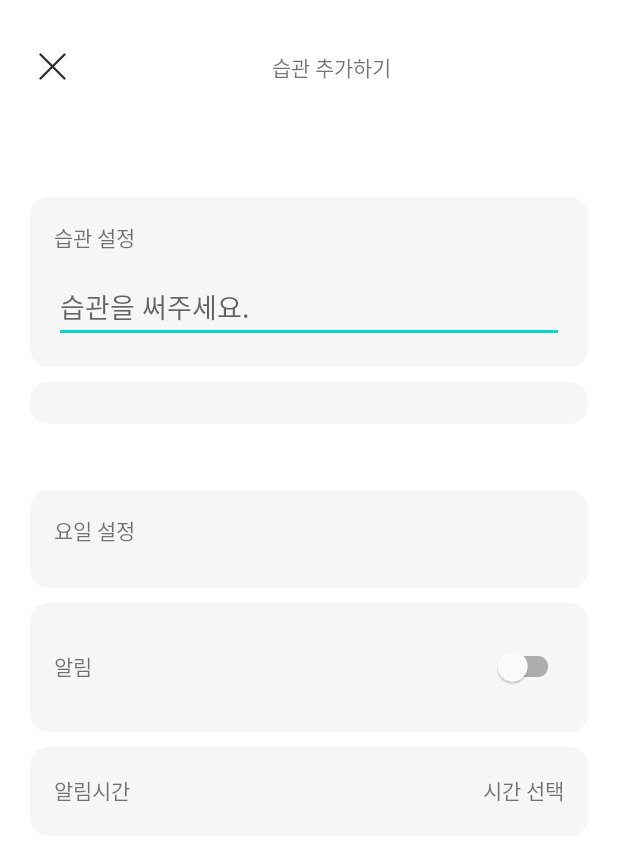
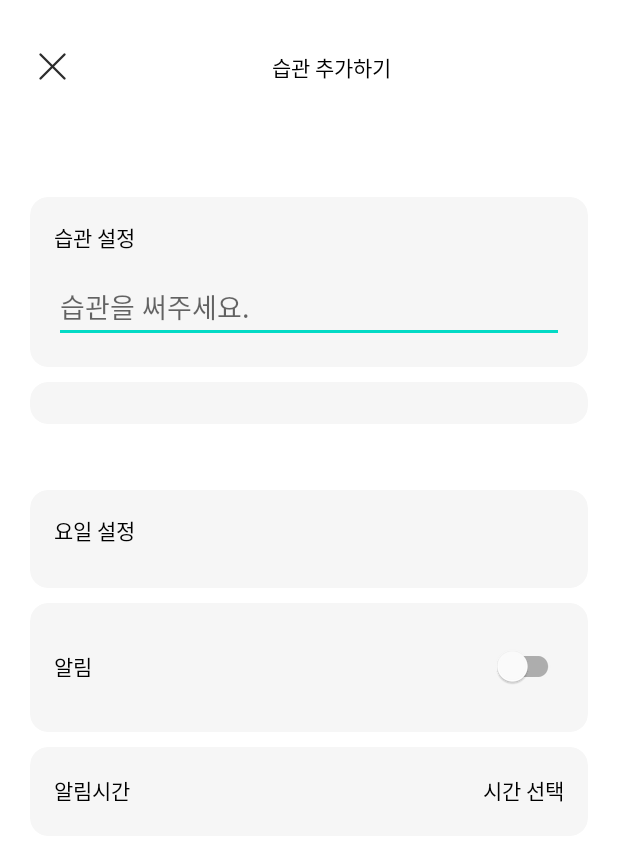
Before and after one commit to Nexters/19th-lazy-android, an Android app: the HabitFormActivity screen opened directly, with no data from a screen before it, on a phone screen of 412 x 824 dp. Shown: the top 841 px of the screen. Run offline under Robolectric (Android 15) with nearby library versions, the phone set to English and light mode, and no system bars; our stand-ins replace Dagger/Hilt's generated code, data binding.

Commit message:
feat:#4 다크모드인 경우 배경 하얗게 추가, 기본 텍스트 색상 수정, 다크모드 스타일 수정

```diff
--- a/app/src/main/res/layout/activity_base_toolbar.xml
+++ b/app/src/main/res/layout/activity_base_toolbar.xml
@@ -1,5 +1,6 @@
 <?xml version="1.0" encoding="utf-8"?>
 <androidx.constraintlayout.widget.ConstraintLayout
+    android:background="@color/white"
     xmlns:tools="http://schemas.android.com/tools"
     xmlns:android="http://schemas.android.com/apk/res/android"
     xmlns:app="http://schemas.android.com/apk/res-auto"
--- a/app/src/main/res/layout/activity_habit_detail.xml
+++ b/app/src/main/res/layout/activity_habit_detail.xml
@@ -8,6 +8,7 @@
     </data>
 
     <ScrollView
+        android:background="@color/white"
         android:layout_width="match_parent"
         android:layout_height="match_parent"
         android:fillViewport="true"
--- a/app/src/main/res/values-night/themes.xml
+++ b/app/src/main/res/values-night/themes.xml
@@ -1,6 +1,6 @@
 <resources xmlns:tools="http://schemas.android.com/tools">
     <!-- Base application theme. -->
-    <style name="Theme.Lazy" parent="Theme.MaterialComponents.DayNight.DarkActionBar">
+    <style name="Theme.Lazy" parent="Theme.MaterialComponents.DayNight.NoActionBar">
         <!-- Primary brand color. -->
         <item name="colorPrimary">@color/purple_200</item>
         <item name="colorPrimaryVariant">@color/purple_700</item>
@@ -9,6 +9,7 @@
         <item name="colorSecondary">@color/teal_200</item>
         <item name="colorSecondaryVariant">@color/teal_200</item>
         <item name="colorOnSecondary">@color/black</item>
+        <item name="android:textColor">@color/black</item>
         <!-- Status bar color. -->
         <item name="android:statusBarColor" tools:targetApi="l">?attr/colorPrimaryVariant</item>
         <!-- Customize your theme here. -->
--- a/app/src/main/res/values/themes.xml
+++ b/app/src/main/res/values/themes.xml
@@ -1,16 +1,13 @@
 <resources xmlns:tools="http://schemas.android.com/tools">
     <!-- Base application theme. -->
     <style name="Theme.Lazy" parent="Theme.MaterialComponents.DayNight.NoActionBar">
-        <!-- Primary brand color. -->
         <item name="colorPrimary">@color/purple_500</item>
         <item name="colorPrimaryVariant">@color/purple_700</item>
         <item name="colorOnPrimary">@color/white</item>
-        <!-- Secondary brand color. -->
         <item name="colorSecondary">@color/teal_200</item>
         <item name="colorSecondaryVariant">@color/teal_700</item>
         <item name="colorOnSecondary">@color/black</item>
-        <!-- Status bar color. -->
+        <item name="android:textColor">@color/black</item>
         <item name="android:statusBarColor" tools:targetApi="l">?attr/colorPrimaryVariant</item>
-        <!-- Customize your theme here. -->
     </style>
 </resources>
```
